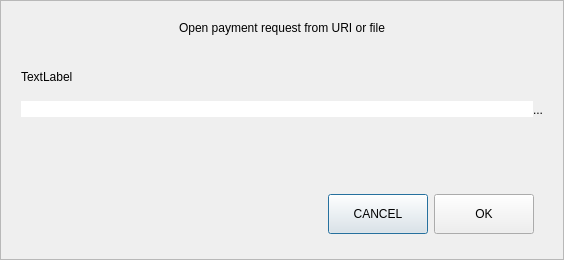
The window that src/qt/forms/openuridialog.ui (Game-Frag/game-frag-coin) describes before a commit, drawn with Qt 5.
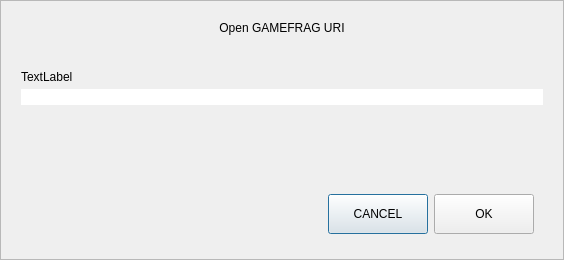
The same window after the commit. Custom widgets are drawn as their Qt base class.

The edit to the form file:
```diff
--- a/src/qt/forms/openuridialog.ui
+++ b/src/qt/forms/openuridialog.ui
@@ -56,7 +56,7 @@
       <item>
        <widget class="QLabel" name="labelTitle">
         <property name="text">
-         <string>Open payment request from URI or file</string>
+         <string>Open GAMEFRAG URI</string>
         </property>
         <property name="alignment">
          <set>Qt::AlignCenter</set>
@@ -101,31 +101,6 @@
           </property>
          </widget>
         </item>
-        <item>
-         <widget class="QPushButton" name="selectFileButton">
-          <property name="minimumSize">
-           <size>
-            <width>0</width>
-            <height>41</height>
-           </size>
-          </property>
-          <property name="toolTip">
-           <string>Select payment request file</string>
-          </property>
-          <property name="styleSheet">
-           <string notr="true">#selectFileButton{
-	border-top-left-radius:0px;
-	border-bottom-left-radius:0px;
-}</string>
-          </property>
-          <property name="text">
-           <string notr="true">...</string>
-          </property>
-          <property name="autoDefault">
-           <bool>false</bool>
-          </property>
-         </widget>
-        </item>
        </layout>
       </item>
       <item>
```
Left out of the diff: 2 changed lines with no effect on the pictures.
